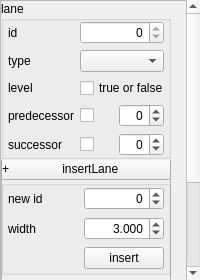
The window that src/OpenCOVER/DrivingSim/oddlot/src/settings/widgets/lanesettings.ui (hlrs-vis/covise) describes before a commit, drawn with Qt 5.
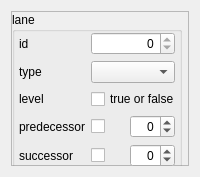
The same window after the commit.

Commit message: ODDLOT: Remember project editor state, popup dialog box for parameter input (road link editor, type editor, track editor, lane editor, junction editor covered), bug fixes

Patch:
```diff
--- a/src/OpenCOVER/DrivingSim/oddlot/src/settings/widgets/lanesettings.ui
+++ b/src/OpenCOVER/DrivingSim/oddlot/src/settings/widgets/lanesettings.ui
@@ -7,7 +7,7 @@
     <x>0</x>
     <y>0</y>
     <width>200</width>
-    <height>280</height>
+    <height>177</height>
    </rect>
   </property>
   <property name="minimumSize">
@@ -19,57 +19,9 @@
   <property name="windowTitle">
    <string>Form</string>
   </property>
-  <layout class="QVBoxLayout" name="verticalLayout_2">
-   <property name="leftMargin">
-    <number>0</number>
-   </property>
-   <property name="topMargin">
-    <number>0</number>
-   </property>
-   <property name="rightMargin">
-    <number>0</number>
-   </property>
-   <property name="bottomMargin">
-    <number>0</number>
-   </property>
+  <layout class="QVBoxLayout" name="verticalLayout">
    <item>
-    <widget class="QScrollArea" name="scrollArea">
-     <property name="frameShape">
-      <enum>QFrame::NoFrame</enum>
-     </property>
-     <property name="verticalScrollBarPolicy">
-      <enum>Qt::ScrollBarAsNeeded</enum>
-     </property>
-     <property name="horizontalScrollBarPolicy">
-      <enum>Qt::ScrollBarAlwaysOff</enum>
-     </property>
-     <property name="widgetResizable">
-      <bool>true</bool>
-     </property>
-     <widget class="QWidget" name="scrollAreaWidgetContents">
-      <property name="geometry">
-       <rect>
-        <x>0</x>
-        <y>0</y>
-        <width>183</width>
-        <height>420</height>
-       </rect>
-      </property>
-      <property name="minimumSize">
-       <size>
-        <width>0</width>
-        <height>420</height>
-       </size>
-      </property>
       <widget class="QFrame" name="frame">
-       <property name="geometry">
-        <rect>
-         <x>0</x>
-         <y>0</y>
-         <width>190</width>
-         <height>420</height>
-        </rect>
-       </property>
        <property name="frameShape">
         <enum>QFrame::StyledPanel</enum>
        </property>
@@ -230,111 +182,6 @@
         <property name="frameShadow">
          <enum>QFrame::Raised</enum>
         </property>
-        <widget class="QGroupBox" name="insertGroupBox">
-         <property name="enabled">
-          <bool>true</bool>
-         </property>
-         <property name="geometry">
-          <rect>
-           <x>0</x>
-           <y>20</y>
-           <width>170</width>
-           <height>95</height>
-          </rect>
-         </property>
-         <property name="title">
-          <string/>
-         </property>
-         <layout class="QGridLayout" name="gridLayout_3">
-          <property name="leftMargin">
-           <number>4</number>
-          </property>
-          <property name="topMargin">
-           <number>0</number>
-          </property>
-          <property name="rightMargin">
-           <number>4</number>
-          </property>
-          <property name="bottomMargin">
-           <number>0</number>
-          </property>
-          <item row="0" column="1">
-           <widget class="QSpinBox" name="newIdBox">
-            <property name="alignment">
-             <set>Qt::AlignRight|Qt::AlignTrailing|Qt::AlignVCenter</set>
-            </property>
-            <property name="readOnly">
-             <bool>false</bool>
-            </property>
-            <property name="minimum">
-             <number>-99</number>
-            </property>
-           </widget>
-          </item>
-          <item row="2" column="0">
-           <widget class="QLabel" name="widthLabel">
-            <property name="text">
-             <string>width</string>
-            </property>
-           </widget>
-          </item>
-          <item row="3" column="1">
-           <widget class="QPushButton" name="addButton">
-            <property name="text">
-             <string>insert</string>
-            </property>
-           </widget>
-          </item>
-          <item row="2" column="1">
-           <widget class="QDoubleSpinBox" name="widthBox">
-            <property name="alignment">
-             <set>Qt::AlignRight|Qt::AlignTrailing|Qt::AlignVCenter</set>
-            </property>
-            <property name="readOnly">
-             <bool>false</bool>
-            </property>
-            <property name="decimals">
-             <number>3</number>
-            </property>
-            <property name="minimum">
-             <double>0.001000000000000</double>
-            </property>
-            <property name="singleStep">
-             <double>0.100000000000000</double>
-            </property>
-            <property name="value">
-             <double>3.000000000000000</double>
-            </property>
-           </widget>
-          </item>
-          <item row="0" column="0">
-           <widget class="QLabel" name="newIdLabel">
-            <property name="text">
-             <string>new id</string>
-            </property>
-           </widget>
-          </item>
-         </layout>
-        </widget>
-        <widget class="QPushButton" name="insertPushButton">
-         <property name="geometry">
-          <rect>
-           <x>0</x>
-           <y>-3</y>
-           <width>170</width>
-           <height>23</height>
-          </rect>
-         </property>
-         <property name="styleSheet">
-          <string notr="true">text-align: left;</string>
-         </property>
-         <property name="text">
-          <string>+                insertLane</string>
-         </property>
-         <property name="checkable">
-          <bool>true</bool>
-         </property>
-        </widget>
        </widget>
        <widget class="QFrame" name="editFrame">
         <property name="geometry">
@@ -351,8 +198,6 @@
         <property name="frameShadow">
          <enum>QFrame::Raised</enum>
         </property>
-       </widget>
-      </widget>
      </widget>
     </widget>
    </item>
```
Lines whose indentation alone changed are shown as unchanged. The commit also changes 111 other files.
